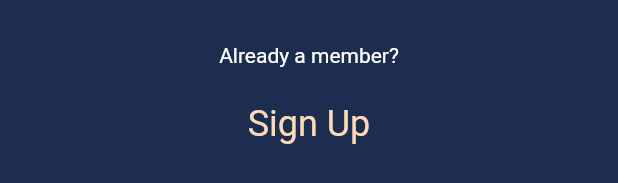
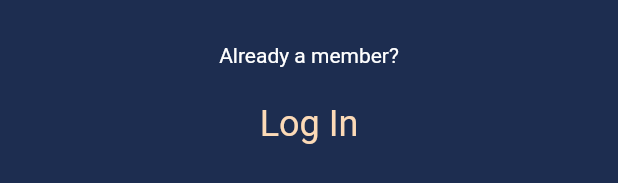
Before and after one commit to Shwokl/frontend, a Flutter app: the RegisterBanner widget shown alone on an empty page, opened directly, on a phone screen of 412 x 824 dp. Shown: the part 1019-1202 px from the top of the screen. Run offline on Flutter 3.47's test engine with Material 2 defaults, Android fonts, the phone set to English and light mode, and no system bars; our stand-ins replace bloc, equatable, flutter_bloc, material_design_icons_flutter.

Commit message:
Fix wrong text

```diff
--- a/lib/src/features/authentication/register/view/widgets/register_banner.dart
+++ b/lib/src/features/authentication/register/view/widgets/register_banner.dart
@@ -17,7 +17,7 @@ class RegisterBanner extends StatelessWidget {
       imageSrc: 'lib/src/assets/plan.png',
       prompt: "Already a member?",
       button: WideAssButton(
-        text: "Sign Up",
+        text: "Log In",
         onPress: () => _onLoginPress(context),
       ),
     );
```
